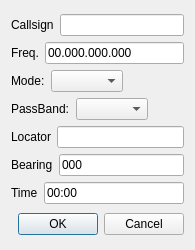
Qt form mqt/MqtLogger/rigmemdialog.ui (zsteva/backup-minos2) before a commit.
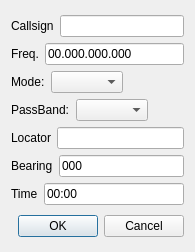
The same form after that commit.

Commit message: Dialog titles

```diff
--- a/mqt/MqtLogger/rigmemdialog.ui
+++ b/mqt/MqtLogger/rigmemdialog.ui
@@ -7,7 +7,7 @@
     <x>0</x>
     <y>0</y>
     <width>195</width>
-    <height>250</height>
+    <height>252</height>
    </rect>
   </property>
   <property name="windowTitle">
```
Left out of the diff: 2 changed lines with no effect on the pictures. The commit also changes 7 other files.
